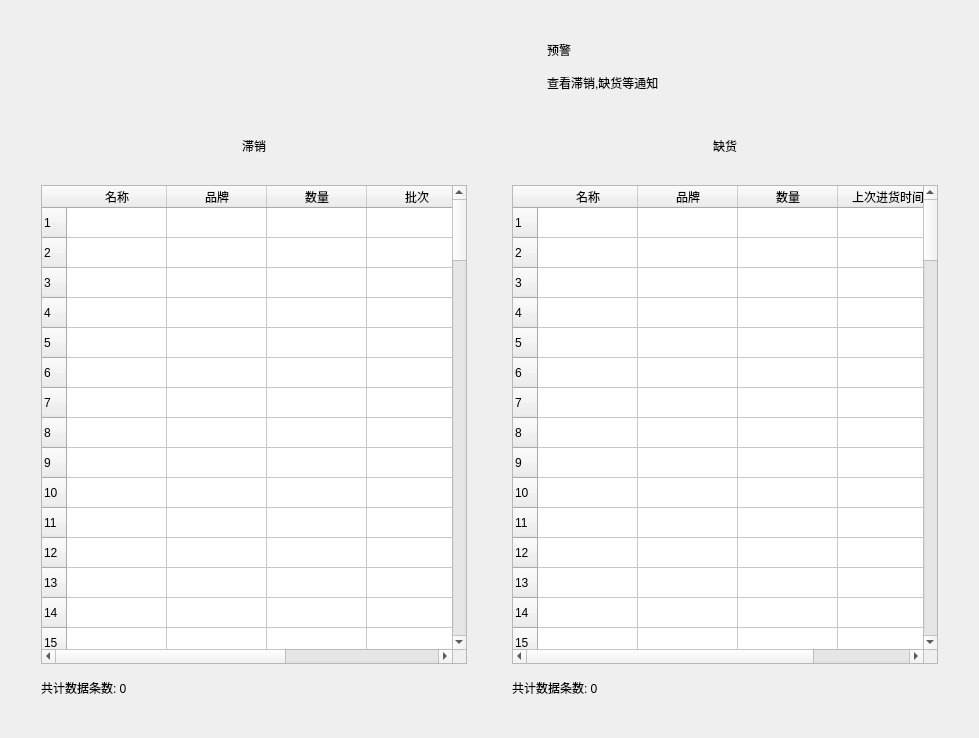
Qt form assets/ui/warn_page.ui (271374667/SimpleWMS) before a commit.
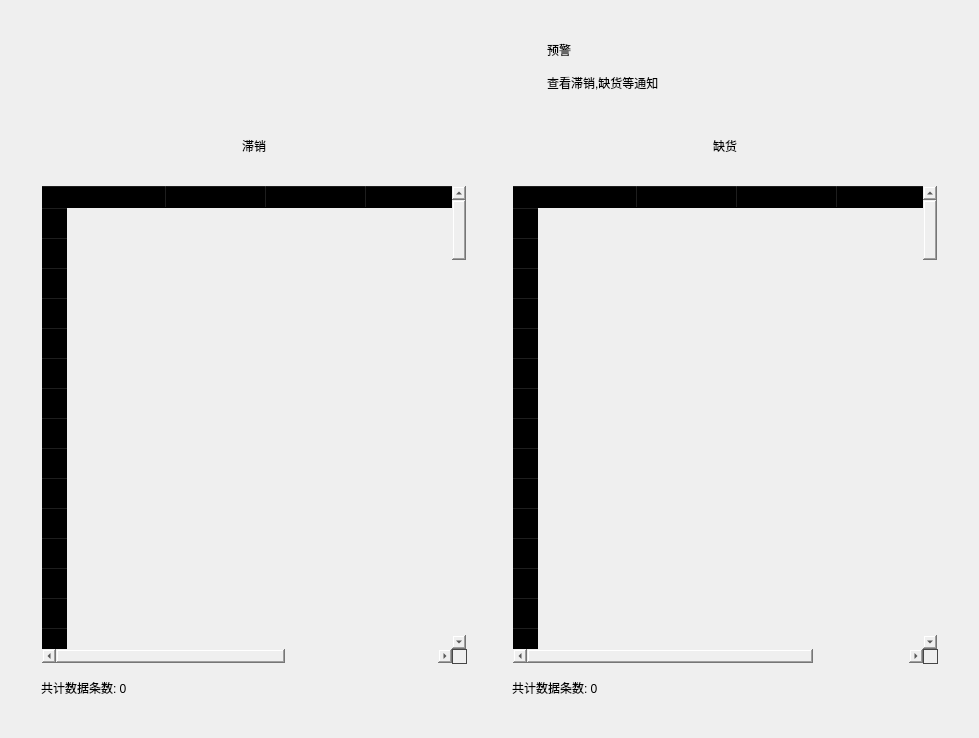
The same form after that commit. Icons and pictures are not drawn. Custom widgets are drawn as their Qt base class.

Commit message: Feature: 完成了主页大屏的数据显示 Style: 现在背景颜色更加统一,原来因为有一个ScrollWidget所以背景看起来是灰色的,现在统一转换成透明白色 Feature: 设置页面现在能支持跳转到对应的标签组

The edit to the form file:
```diff
--- a/assets/ui/warn_page.ui
+++ b/assets/ui/warn_page.ui
@@ -16,6 +16,9 @@
   <layout class="QVBoxLayout" name="verticalLayout">
    <item>
     <widget class="SmoothScrollArea" name="SmoothScrollArea">
+     <property name="styleSheet">
+      <string notr="true">background-color: rgba(0, 0, 0, 0);</string>
+     </property>
      <property name="frameShape">
       <enum>QFrame::NoFrame</enum>
      </property>
@@ -31,6 +34,9 @@
         <height>720</height>
        </rect>
       </property>
+      <property name="styleSheet">
+       <string notr="true">background-color: rgba(0, 0, 0, 0);</string>
+      </property>
       <layout class="QVBoxLayout" name="verticalLayout_4">
        <property name="spacing">
         <number>15</number>
```
The commit also changes 26 other files.
